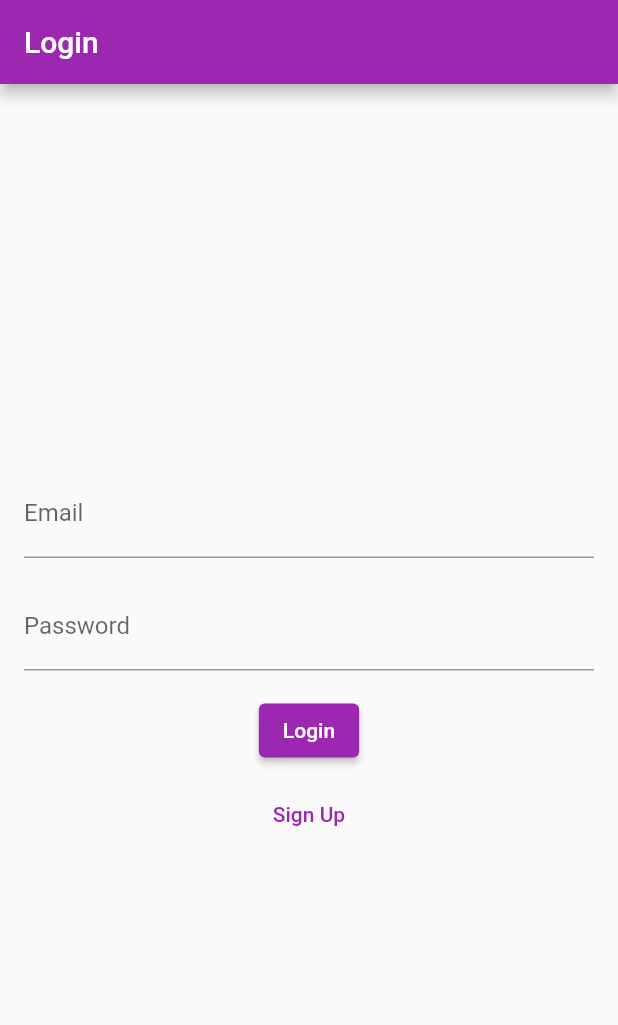
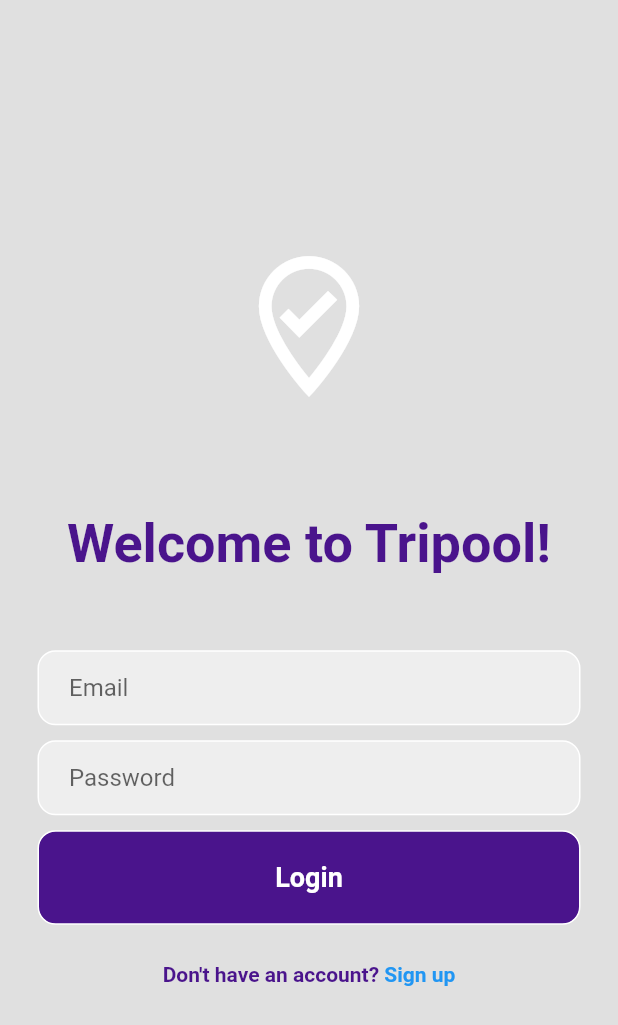
Before and after one commit to sejalpekam/Tripool-App, a Flutter app: the screen it shows after launch, on a phone screen of 412 x 824 dp. Shown: the top 1025 px of the screen. Run offline on Flutter 3.47's test engine with Material 2 defaults, Android fonts, the light colour scheme and no system bars; our stand-ins replace cloud_firestore, firebase_auth, firebase_core, flutter_dotenv, google_fonts, persistent_bottom_nav_bar; accounts and stored records are empty; Roboto replaces fonts that are missing (Raleway).

Commit message:
login page and firebase auth modifications

```diff
--- a/lib/main.dart
+++ b/lib/main.dart
@@ -1,8 +1,24 @@
 import 'package:flutter/material.dart';
-import 'package:tripool_app/screens/bottom_bar_screen.dart';
-import 'package:tripool_app/screens/login.dart';
+// import 'package:tripool_app/screens/login.dart';
+import 'package:tripool_app/screens/login_page.dart';
+import 'package:firebase_core/firebase_core.dart';
+import 'package:tripool_app/screens/main_page.dart';
+import 'package:flutter_dotenv/flutter_dotenv.dart';
 
-void main() {
+void main() async {
+  // await dotenv.load();
+  WidgetsFlutterBinding.ensureInitialized();
+
+  await Firebase.initializeApp(
+    options: FirebaseOptions(
+      apiKey: dotenv.env['API_KEY']??'',
+      projectId: dotenv.env['PROJECT_ID']??'',
+      storageBucket: dotenv.env['STORAGE_BUCKET']??'',
+      messagingSenderId: dotenv.env['MESSAGING_SENDER_ID']??'',
+      appId: dotenv.env['APP_ID']??'',
+
+    ),
+  );
   runApp(const MyApp());
 }
 
@@ -22,7 +38,7 @@
             iconTheme: IconTheme.of(context).copyWith(
               color: Colors.white,
             )),
-        home: const Login(),
+        home: const MainPage(),
       );
   }
 }
--- /dev/null
+++ b/lib/screens/home_page.dart
@@ -0,0 +1,27 @@
+import 'package:flutter/material.dart';
+import 'package:firebase_auth/firebase_auth.dart';
+
+class HomePage extends StatefulWidget{
+  const HomePage({Key? key}) : super(key: key);
+
+  @override
+  State<HomePage> createState() => _HomePageState();
+}
+
+class _HomePageState extends State<HomePage> {
+  final user = FirebaseAuth.instance.currentUser!;
+  @override
+  Widget build (BuildContext context){
+    return Scaffold(
+      body: Center(
+        child: Column(
+          mainAxisAlignment: MainAxisAlignment.center,
+          children: [
+            Text('Logged in as: ${user.email}!'),
+          ],
+        ),
+      ),
+
+    );
+  }
+}
--- /dev/null
+++ b/lib/screens/login_page.dart
@@ -0,0 +1,150 @@
+import 'package:firebase_auth/firebase_auth.dart';
+import 'package:firebase_core/firebase_core.dart';
+import 'package:flutter/material.dart';
+
+class LoginPage extends StatefulWidget {
+  const LoginPage({Key? key}) : super(key: key);
+
+  @override
+  State<LoginPage> createState() => _LoginPageState();
+}
+
+class _LoginPageState extends State<LoginPage>{
+
+    final _emailController = TextEditingController();
+    final _passwordController = TextEditingController();
+
+    Future login() async {
+      await FirebaseAuth.instance.signInWithEmailAndPassword(
+        email: _emailController.text.trim(),
+        password: _passwordController.text.trim(),
+      );
+    }
+
+    @override
+    void dispose() {
+      _emailController.dispose();
+      _passwordController.dispose();
+      super.dispose();
+    }
+
+    @override
+    Widget build(BuildContext context){
+      return Scaffold(
+        backgroundColor: Colors.grey[300],
+        body: SafeArea(
+         child: Center(
+          child: SingleChildScrollView(
+            child: Column(
+              mainAxisAlignment: MainAxisAlignment.center,
+              children: [
+                Icon(
+                  Icons.where_to_vote_outlined,
+                  size: 100,
+                ),
+                SizedBox(height: 75),
+                Text(
+                    'Welcome to Tripool!',
+                    style: TextStyle(
+                      fontSize: 36,
+                      fontWeight: FontWeight.bold,
+                      color: Colors.purple[900],
+                    ),
+                  ),
+                SizedBox(height: 50),
+                Padding(
+                  padding: const EdgeInsets.symmetric(horizontal: 25.0),
+                    child: Container(
+                      decoration: BoxDecoration(
+                        color: Colors.grey[200],
+                        border: Border.all(color: Colors.white),
+                        borderRadius: BorderRadius.circular(12),
+                      ),
+                      child: Padding(
+                        padding: const EdgeInsets.only(left: 20.0),
+                        child: TextField(
+                          controller: _emailController,
+                          decoration: InputDecoration(
+                            border: InputBorder.none,
+                            hintText: 'Email',
+                          ),
+                        ),
+                      ),
+                    ),
+                ),
+                SizedBox(height: 10),
+                Padding(
+                  padding: const EdgeInsets.symmetric(horizontal: 25.0),
+                      child: Container(
+                        decoration: BoxDecoration(
+                          color: Colors.grey[200],
+                          border: Border.all(color: Colors.white),
+                          borderRadius: BorderRadius.circular(12),
+                        ),
+                        child: Padding(
+                          padding: const EdgeInsets.only(left: 20.0),
+                          child: TextField(
+                            controller: _passwordController,
+                            obscureText: true,
+                            decoration: InputDecoration(
+                              border: InputBorder.none,
+                              hintText: 'Password',
+                            ),
+                          ),
+                        ),
+                  ),
+                ),
+                SizedBox(height: 10),
+                Padding(
+                  padding: const EdgeInsets.symmetric(horizontal: 25.0),
+                  child: GestureDetector(
+                    onTap: login,
+                      child: Container(
+                        padding: EdgeInsets.all(20),
+                        decoration: BoxDecoration(
+                          color: Colors.purple[900],
+                          border: Border.all(color: Colors.white),
+                          borderRadius: BorderRadius.circular(12),
+                        ),
+                        child: Center(
+                          child: Text(
+                            'Login',
+                            style: TextStyle(
+                              color: Colors.white,
+                              fontWeight: FontWeight.bold,
+                              fontSize: 18,
+                            ),
+                          ),
+                        ),
+                      ),
+                  ),
+                ),
+                SizedBox(height: 25),
+                Row(
+                  mainAxisAlignment: MainAxisAlignment.center,
+                  children: [
+                    Text(
+                      'Don\'t have an account?',
+                      style: TextStyle(
+                        color: Colors.purple[900],
+                        fontWeight: FontWeight.bold,
+                      ),
+                    ),
+                    Text(
+                      ' Sign up',
+                      style: TextStyle(
+                        color: Colors.blue,
+                        fontWeight: FontWeight.bold,
+                      ),
+                    ),
+                  ],
+                ),
+
+              ],
+            ),
+          ),
+         ),
+        ),
+      );
+    }
+  }
--- /dev/null
+++ b/lib/screens/main_page.dart
@@ -0,0 +1,24 @@
+import 'package:firebase_auth/firebase_auth.dart';
+import 'package:flutter/material.dart';
+import 'login_page.dart';
+import 'home_page.dart';
+
+class MainPage extends StatelessWidget{
+  const MainPage({Key? key}) : super(key: key);
+
+  @override
+  Widget build(BuildContext context){
+    return Scaffold(
+      body: StreamBuilder<User?>(
+        stream: FirebaseAuth.instance.authStateChanges(),
+        builder: (context, snapshot) {
+          if(snapshot.hasData){
+            return const HomePage();
+          } else {
+            return const LoginPage();
+          }
+        },
+      ),
+    );
+  }
+}
--- a/pubspec.yaml
+++ b/pubspec.yaml
@@ -32,6 +32,10 @@
     sdk: flutter
   firebase_auth: ^4.0.0
   cloud_firestore: ^4.13.0
+  google_fonts: ^2.0.0
+  provider: ^6.1.1
+  firebase_core: ^2.22.0
+  flutter_dotenv: ^5.0.3
 
 
   # The following adds the Cupertino Icons font to your application.
```
Also changed, not shown: pubspec.lock, 2 other files.
